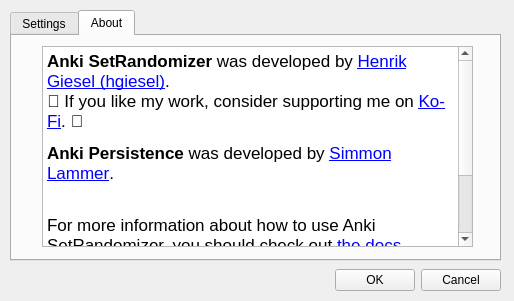
hgiesel/anki_set_randomizer, file src/gui/set_randomizer_option.ui: the form before one commit.
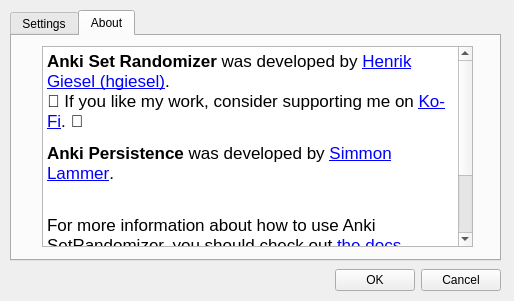
The form after the commit. The open tabs and pages were chosen to show the change.

The edit to the form file:
```diff
--- a/src/gui/set_randomizer_option.ui
+++ b/src/gui/set_randomizer_option.ui
@@ -324,7 +324,7 @@
 &lt;html&gt;&lt;head&gt;&lt;meta name=&quot;qrichtext&quot; content=&quot;1&quot; /&gt;&lt;style type=&quot;text/css&quot;&gt;
 p, li { white-space: pre-wrap; }
 &lt;/style&gt;&lt;/head&gt;&lt;body style=&quot; font-family:'.SF NS Text'; font-size:13pt; font-weight:400; font-style:normal;&quot;&gt;
-&lt;p style=&quot; margin-top:12px; margin-bottom:12px; margin-left:0px; margin-right:0px; -qt-block-indent:0; text-indent:0px;&quot;&gt;&lt;span style=&quot; font-weight:600;&quot;&gt;Anki SetRandomizer&lt;/span&gt; was developed by &lt;a href=&quot;https://github.com/hgiesel&quot;&gt;&lt;span style=&quot; text-decoration: underline; color:#0000ff;&quot;&gt;Henrik Giesel (hgiesel)&lt;/span&gt;&lt;/a&gt;. &lt;br /&gt;🐇 If you like my work, consider supporting me on &lt;a href=&quot;https://ko-fi.com/Z8Z2129VR&quot;&gt;&lt;span style=&quot; text-decoration: underline; color:#0000ff;&quot;&gt;Ko-Fi&lt;/span&gt;&lt;/a&gt;. 🐇&lt;/p&gt;
+&lt;p style=&quot; margin-top:12px; margin-bottom:12px; margin-left:0px; margin-right:0px; -qt-block-indent:0; text-indent:0px;&quot;&gt;&lt;span style=&quot; font-weight:600;&quot;&gt;Anki Set Randomizer&lt;/span&gt; was developed by &lt;a href=&quot;https://github.com/hgiesel&quot;&gt;&lt;span style=&quot; text-decoration: underline; color:#0000ff;&quot;&gt;Henrik Giesel (hgiesel)&lt;/span&gt;&lt;/a&gt;. &lt;br /&gt;🐇 If you like my work, consider supporting me on &lt;a href=&quot;https://ko-fi.com/hgiesel&quot;&gt;&lt;span style=&quot; text-decoration: underline; color:#0000ff;&quot;&gt;Ko-Fi&lt;/span&gt;&lt;/a&gt;. 🐇&lt;/p&gt;
 &lt;p style=&quot; margin-top:12px; margin-bottom:12px; margin-left:0px; margin-right:0px; -qt-block-indent:0; text-indent:0px;&quot;&gt;&lt;span style=&quot; font-weight:600;&quot;&gt;Anki Persistence&lt;/span&gt; was developed by &lt;a href=&quot;https://github.com/SimonLammer/anki-persistence&quot;&gt;&lt;span style=&quot; text-decoration: underline; color:#0000ff;&quot;&gt;Simmon Lammer&lt;/span&gt;&lt;/a&gt;.&lt;br /&gt;&lt;/p&gt;
 &lt;p style=&quot; margin-top:12px; margin-bottom:12px; margin-left:0px; margin-right:0px; -qt-block-indent:0; text-indent:0px;&quot;&gt;For more information about how to use Anki SetRandomizer, you should check out &lt;a href=&quot;https://github.com/hgiesel/anki-set-randomizer/tree/master&quot;&gt;&lt;span style=&quot; text-decoration: underline; color:#0000ff;&quot;&gt;the docs&lt;/span&gt;&lt;/a&gt;.&lt;/p&gt;
 &lt;p style=&quot;-qt-paragraph-type:empty; margin-top:12px; margin-bottom:12px; margin-left:0px; margin-right:0px; -qt-block-indent:0; text-indent:0px;&quot;&gt;&lt;br /&gt;&lt;/p&gt;
```
